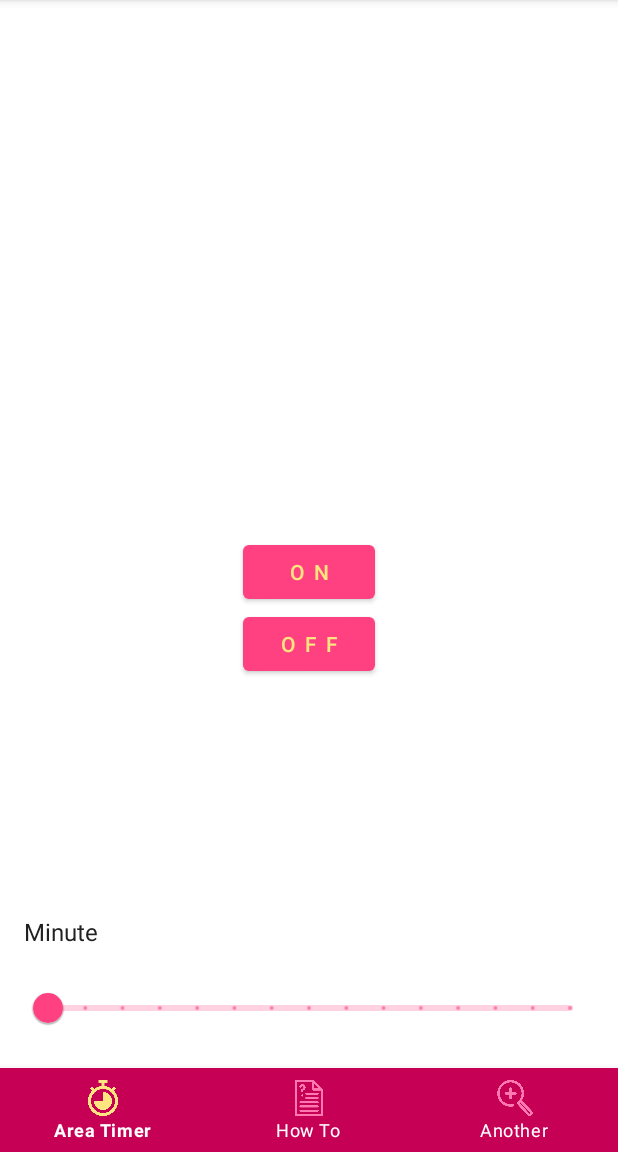
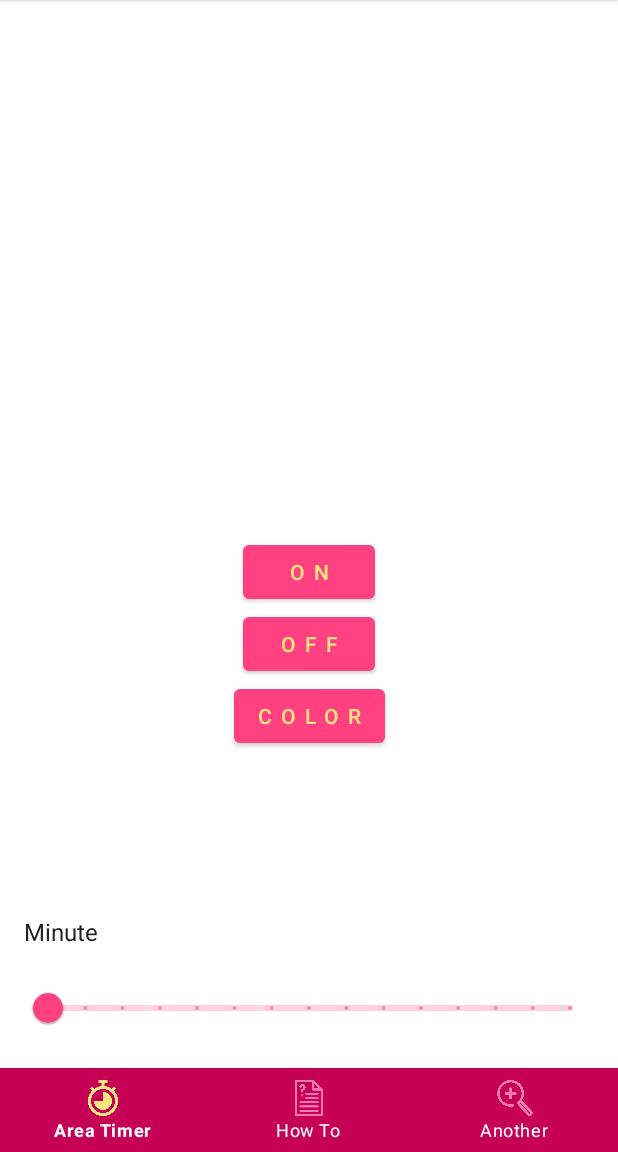
Before and after one commit to Voo-Up/ArousingTimer, an Android app: the screen it shows after launch (MainActivity), on a phone screen of 412 x 824 dp, the part 84-1236 px from its top. Run offline under Robolectric (Android 15) with nearby library versions, the phone set to English and light mode, and no system bars; our stand-ins replace AdMob; libraries missing offline, so code that uses them is left out: petrov.kristiyan.colorpicker.

Commit message:
Add Rectangle ColorPicker
Add Rectangle ColorPicker

```diff
--- a/AndroidProject/app/build.gradle
+++ b/AndroidProject/app/build.gradle
@@ -29,4 +29,5 @@ dependencies {
     //implementation 'com.google.android.gms:play-services-ads:18.0.0'
     implementation 'com.google.android.material:material:1.2.0-alpha05'
     implementation 'com.google.android.gms:play-services-ads:19.0.0'
+    implementation 'petrov.kristiyan:colorpicker-library:1.1.10'
 }
--- a/AndroidProject/app/src/main/java/com/vup/arousingtimer/AreatimerFragment.java
+++ b/AndroidProject/app/src/main/java/com/vup/arousingtimer/AreatimerFragment.java
@@ -6,6 +6,8 @@ import android.app.PendingIntent;
 import android.content.Context;
 import android.content.Intent;
 import android.content.IntentFilter;
+import android.content.SharedPreferences;
+import android.graphics.Color;
 import android.os.Build;
 import android.os.Bundle;
 import android.util.Log;
@@ -19,15 +21,21 @@ import androidx.annotation.Nullable;
 import androidx.core.app.NotificationCompat;
 import androidx.core.app.NotificationManagerCompat;
 import androidx.fragment.app.Fragment;
+import petrov.kristiyan.colorpicker.ColorPicker;
 
 import com.google.android.material.slider.Slider;
 
+import static android.content.Context.MODE_PRIVATE;
+
 public class AreatimerFragment extends Fragment {
+    public static final String PREFERENCE = "com.vup.secondTimer";
+
     private static final String TAG = "AreatimerFragment";
     private static final int NOTIFICATION_ID = 1111;
 
     private Button btnOnTimer;
     private Button btnOffTimer;
+    private Button btnColorPicker;
     private Slider sldEnlargeMinute;
 
     private ScreenStateReceiver screenStateReceiver;
@@ -35,6 +43,8 @@ public class AreatimerFragment extends Fragment {
 
     private NotificationManager notificationManager;
     private NotificationCompat.Builder notificationBuilder;
+
+    private SharedPreferences colorPref;
     @Nullable
     @Override
     public View onCreateView(@NonNull LayoutInflater inflater, @Nullable ViewGroup container, @Nullable Bundle savedInstanceState) {
@@ -42,9 +52,11 @@ public class AreatimerFragment extends Fragment {
 
         btnOnTimer = (Button)v.findViewById(R.id.btn_on_timer);
         btnOffTimer = (Button)v.findViewById(R.id.btn_off_timer);
+        btnColorPicker = (Button)v.findViewById(R.id.btn_color_picker);
         sldEnlargeMinute = (Slider)v.findViewById(R.id.sld_enlarge_minute);
 
         initNotification();
+        colorPref = this.getContext().getSharedPreferences(PREFERENCE, MODE_PRIVATE);
 
         btnOnTimer.setOnClickListener(new View.OnClickListener() {
             @Override
@@ -66,6 +78,28 @@ public class AreatimerFragment extends Fragment {
                 isServiceActivate = false;
                 getActivity().stopService(new Intent(getActivity(), OverlayTimerService.class));
                 NotificationManagerCompat.from(getContext()).cancel(NOTIFICATION_ID);
+            }
+        });
+
+        btnColorPicker.setOnClickListener(new View.OnClickListener() {
+            @Override
+            public void onClick(View v) {
+                Log.i(TAG, "Time Picker");
+                final ColorPicker colorPicker = new ColorPicker(getActivity());
+
+                colorPicker.setOnChooseColorListener(new ColorPicker.OnChooseColorListener() {
+                    @Override
+                    public void onChooseColor(int position, int color) {
+                        // put code
+                        Log.i(TAG, "Color Selected " + color + "position : " + position);
+                        SharedPreferences.Editor edit = colorPref.edit();
+                        edit.putInt("recColor", color);
+                        edit.apply();
+                    }
+                    @Override
+                    public void onCancel(){
+                        // put code
+                    }}).show();
             }
         });
 
--- a/AndroidProject/app/src/main/res/layout/fragment_areatimer.xml
+++ b/AndroidProject/app/src/main/res/layout/fragment_areatimer.xml
@@ -23,6 +23,15 @@
         app:layout_constraintLeft_toLeftOf="parent"
         app:layout_constraintRight_toRightOf="parent"
         app:layout_constraintTop_toBottomOf="@+id/btn_on_timer"/>
+
+    <Button
+        android:id="@+id/btn_color_picker"
+        android:text="@string/btn_color_picker"
+        android:layout_width="wrap_content"
+        android:layout_height="wrap_content"
+        app:layout_constraintLeft_toLeftOf="parent"
+        app:layout_constraintRight_toRightOf="parent"
+        app:layout_constraintTop_toBottomOf="@+id/btn_off_timer"/>
 
     <TextView
         android:layout_width="wrap_content"
--- a/AndroidProject/app/src/main/res/values/strings.xml
+++ b/AndroidProject/app/src/main/res/values/strings.xml
@@ -3,6 +3,8 @@
     <string name="title_overlay_timer_service">Overlay Timer Service</string>
     <string name="btn_on_timer_text">O N</string>
     <string name="btn_off_timer_text">O F F</string>
+    <string name="btn_color_picker">C O L O R</string>
+
     <string name="admob_app_id">ca-app-pub-7673979477770497~6440083717</string>
     <string name="banner_ad_unit_id">ca-app-pub-7673979477770497/3962094188</string>
     <string name="banner_ad_unit_id_for_test">ca-app-pub-3940256099942544/6300978111</string>
```
Also changed, not shown: AndroidProject/app/src/main/java/com/vup/arousingtimer/OverlayTimerView.java (+9 -1 lines).
